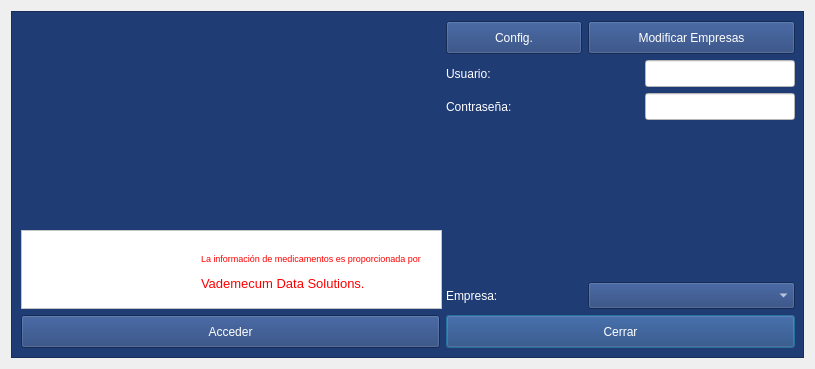
arcnexus/RedFoX, file login.ui: the form before one commit.
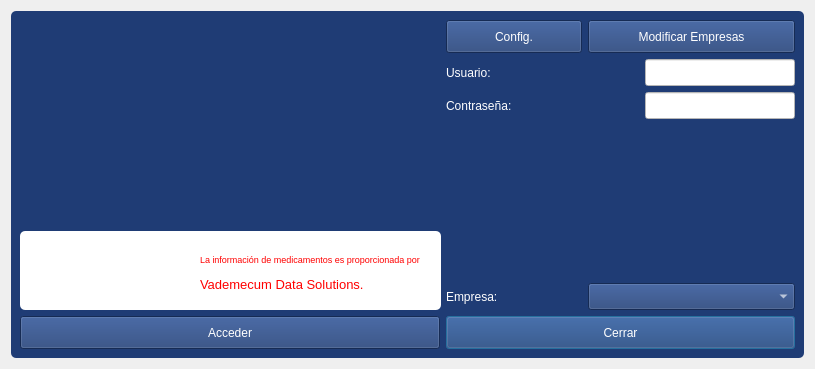
The form after the commit. Icons and pictures are not drawn.

The edit to the form file:
```diff
--- a/login.ui
+++ b/login.ui
@@ -29,6 +29,12 @@
    <iconset resource="terra.qrc">
     <normaloff>:/Icons/PNG/clientes.png</normaloff>:/Icons/PNG/clientes.png</iconset>
   </property>
+  <property name="styleSheet">
+   <string notr="true">QFrame {
+    border-radius: 5px;
+    background-color: rgb(175,195,225);
+}</string>
+  </property>
   <property name="modal">
    <bool>false</bool>
   </property>
@@ -48,8 +54,7 @@
       </size>
      </property>
      <property name="styleSheet">
-      <string notr="true">background-color: rgb(31, 60, 117);
-border-color: rgb(0, 0, 0);</string>
+      <string notr="true">background-color: rgb(31, 60, 117);</string>
      </property>
      <property name="frameShape">
       <enum>QFrame::StyledPanel</enum>
```
